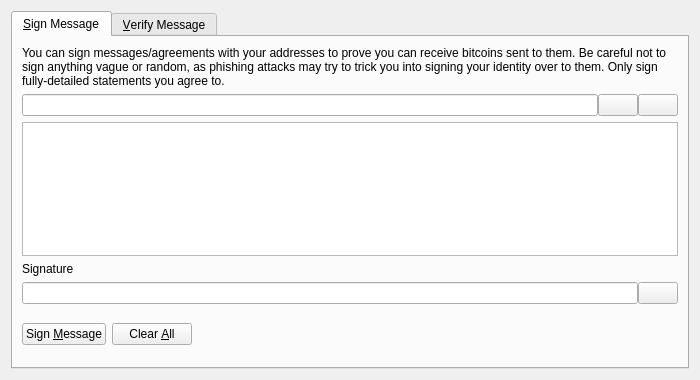
sarielsaz/LiteCoin, file src/qt/forms/signverifymessagedialog.ui: the form before one commit.
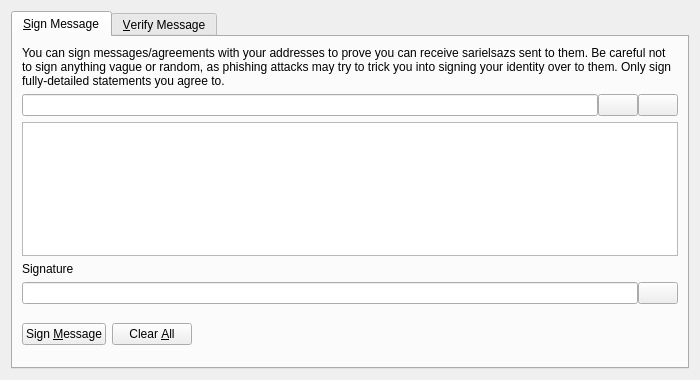
The form after the commit. Icons and pictures are not drawn. Custom widgets are drawn as their Qt base class.

Diff of the .ui file:
```diff
--- a/src/qt/forms/signverifymessagedialog.ui
+++ b/src/qt/forms/signverifymessagedialog.ui
@@ -30,7 +30,7 @@
        <item>
         <widget class="QLabel" name="infoLabel_SM">
          <property name="text">
-          <string>You can sign messages/agreements with your addresses to prove you can receive bitcoins sent to them. Be careful not to sign anything vague or random, as phishing attacks may try to trick you into signing your identity over to them. Only sign fully-detailed statements you agree to.</string>
+          <string>You can sign messages/agreements with your addresses to prove you can receive sarielsazs sent to them. Be careful not to sign anything vague or random, as phishing attacks may try to trick you into signing your identity over to them. Only sign fully-detailed statements you agree to.</string>
          </property>
          <property name="textFormat">
           <enum>Qt::PlainText</enum>
```
Left out of the diff: 18 changed lines with no effect on the pictures.
